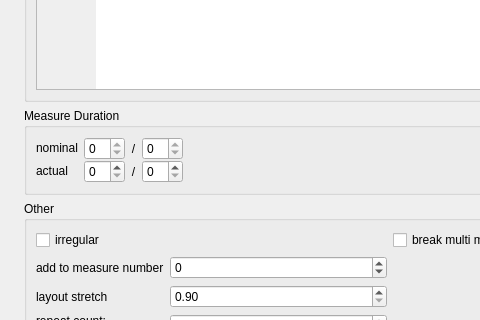
Before: the Qt Designer form mscore/mscore/measureproperties.ui in musescore/musescore-old, drawn with Qt 5; both pictures show x 0 to 480 and y 90 to 410 of the 766 by 530 pixel window.
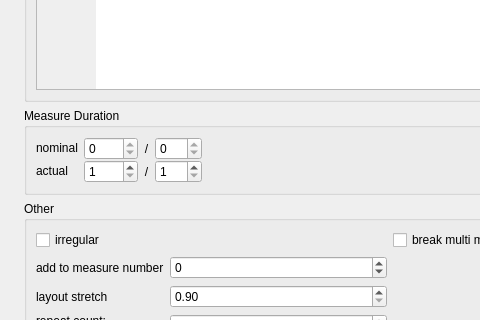
After: the same form once the commit is applied. Icons and pictures are not drawn.

```diff
--- a/mscore/mscore/measureproperties.ui
+++ b/mscore/mscore/measureproperties.ui
@@ -181,7 +181,14 @@
            </widget>
           </item>
           <item row="1" column="1">
-           <widget class="QSpinBox" name="actualZ"/>
+           <widget class="QSpinBox" name="actualZ">
+            <property name="minimum">
+             <number>1</number>
+            </property>
+            <property name="maximum">
+             <number>9999</number>
+            </property>
+           </widget>
           </item>
           <item row="1" column="2">
            <widget class="QLabel" name="label_4">
@@ -194,7 +201,14 @@
            </widget>
           </item>
           <item row="1" column="3">
-           <widget class="QSpinBox" name="actualN"/>
+           <widget class="QSpinBox" name="actualN">
+            <property name="minimum">
+             <number>1</number>
+            </property>
+            <property name="maximum">
+             <number>256</number>
+            </property>
+           </widget>
           </item>
           <item row="0" column="4">
            <spacer>
```
